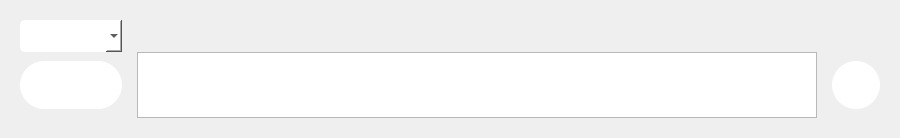
Above: widgets/editor/Fields/InputListField/inputlistfield.ui from taliyos/DialogueCreatorForGames before the change. Below: the same form after it.
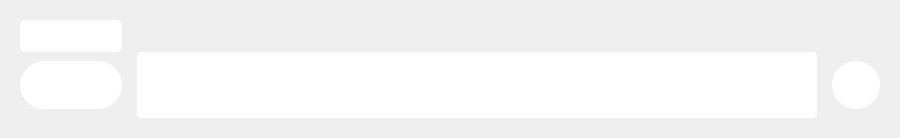
That is the form after the change. Icons and pictures are not drawn.

Commit message: User input list field drop-down styles

Diff of the .ui file:
```diff
--- a/widgets/editor/Fields/InputListField/inputlistfield.ui
+++ b/widgets/editor/Fields/InputListField/inputlistfield.ui
@@ -56,6 +56,35 @@
 
 QPushButton:Pressed {
 	background-color: #a3a3a3;
+}
+
+QListWidget {
+	border-radius: 4px;
+	background: white;
+}
+
+QComboBox::drop-down {
+	border: 0px;
+	border-radius: 4px;
+}
+
+QComboBox::drop-down:Hover {
+	background-color: #c3c3c3;
+}
+
+QComboBox::drop-down:Pressed {
+	background-color: #a3a3a3;
+}
+
+QComboBox::down-arrow {
+	image: url(:/rec/img/icons/dropdown.png);
+	width: 14px;
+	height: 8px;
+}
+
+QComboBox QAbstractItemView {
+	border: 0px;
+	border-radius: 2px;
 }</string>
   </property>
   <layout class="QGridLayout" name="gridLayout">
```
Left out of the diff: 9 changed lines with no effect on the pictures. The commit also changes 2 other files.
